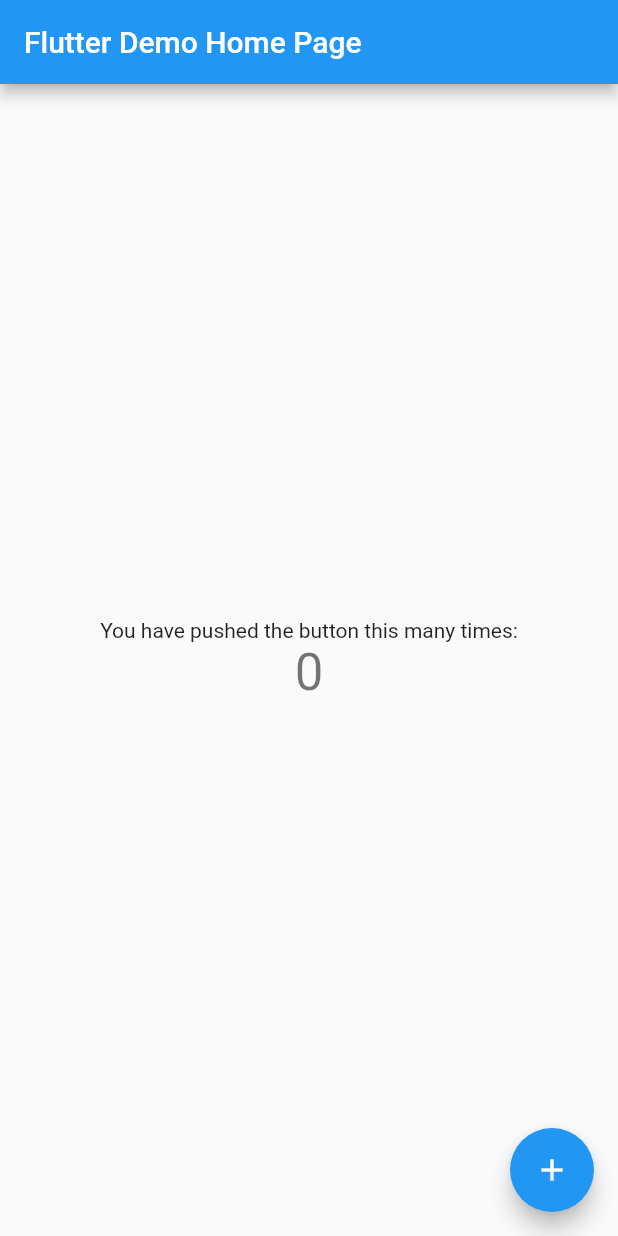
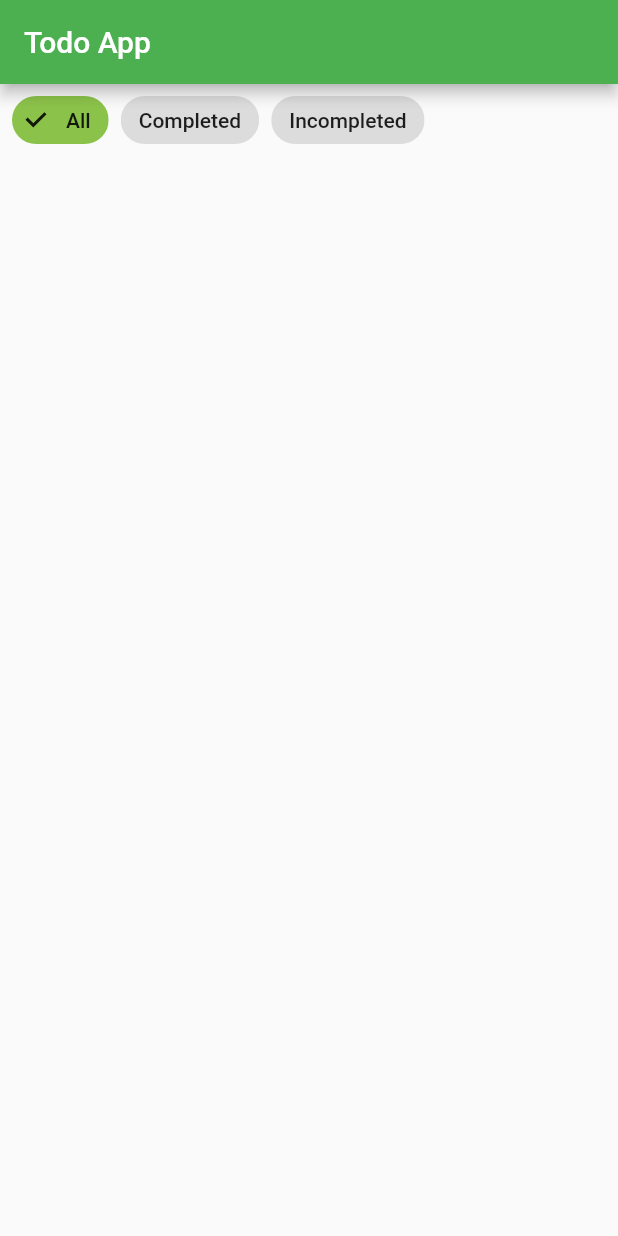
Before and after one commit to nghuyktmt/flutter_todo_app, a Flutter app: the screen it shows after launch, on a phone screen of 412 x 824 dp. Run offline on Flutter 3.47's test engine with Material 2 defaults, Android fonts, the phone set to English and light mode, and no system bars; our stand-ins replace flutter_riverpod, freezed_annotation, sqflite; accounts and stored records are empty.

Commit message:
Fix Todo model

```diff
--- a/lib/domain/model/todo.dart
+++ b/lib/domain/model/todo.dart
@@ -13,7 +13,9 @@ class Todo with _$Todo {
     required DateTime dueDate,
   }) = _Todo;
 
+  const Todo._();
+
   Todo complete() => copyWith(isCompleted: true);
 
-  Todo inComplete() => copyWith(isCompleted: false);
+  Todo incomplete() => copyWith(isCompleted: false);
 }
--- a/lib/main.dart
+++ b/lib/main.dart
@@ -1,115 +1,21 @@
 import 'package:flutter/material.dart';
+import 'package:flutter_riverpod/flutter_riverpod.dart';
+import 'package:flutter_todo_app/presentation/view/todo_list_page.dart';
 
 void main() {
-  runApp(const MyApp());
+  runApp(ProviderScope(child: MainApp()));
 }
 
-class MyApp extends StatelessWidget {
-  const MyApp({super.key});
+class MainApp extends StatelessWidget {
+  const MainApp({super.key});
 
-  // This widget is the root of your application.
   @override
   Widget build(BuildContext context) {
     return MaterialApp(
-      title: 'Flutter Demo',
       theme: ThemeData(
-        // This is the theme of your application.
-        //
-        // Try running your application with "flutter run". You'll see the
-        // application has a blue toolbar. Then, without quitting the app, try
-        // changing the primarySwatch below to Colors.green and then invoke
-        // "hot reload" (press "r" in the console where you ran "flutter run",
-        // or simply save your changes to "hot reload" in a Flutter IDE).
-        // Notice that the counter didn't reset back to zero; the application
-        // is not restarted.
-        primarySwatch: Colors.blue,
-      ),
-      home: const MyHomePage(title: 'Flutter Demo Home Page'),
+          primarySwatch: Colors.green,
+          visualDensity: VisualDensity.adaptivePlatformDensity),
+      home: TodoListPage(),
     );
   }
 }
-
-class MyHomePage extends StatefulWidget {
-  const MyHomePage({super.key, required this.title});
-
-  // This widget is the home page of your application. It is stateful, meaning
-  // that it has a State object (defined below) that contains fields that affect
-  // how it looks.
-
-  // This class is the configuration for the state. It holds the values (in this
-  // case the title) provided by the parent (in this case the App widget) and
-  // used by the build method of the State. Fields in a Widget subclass are
-  // always marked "final".
-
-  final String title;
-
-  @override
-  State<MyHomePage> createState() => _MyHomePageState();
-}
-
-class _MyHomePageState extends State<MyHomePage> {
-  int _counter = 0;
-
-  void _incrementCounter() {
-    setState(() {
-      // This call to setState tells the Flutter framework that something has
-      // changed in this State, which causes it to rerun the build method below
-      // so that the display can reflect the updated values. If we changed
-      // _counter without calling setState(), then the build method would not be
-      // called again, and so nothing would appear to happen.
-      _counter++;
-    });
-  }
-
-  @override
-  Widget build(BuildContext context) {
-    // This method is rerun every time setState is called, for instance as done
-    // by the _incrementCounter method above.
-    //
-    // The Flutter framework has been optimized to make rerunning build methods
-    // fast, so that you can just rebuild anything that needs updating rather
-    // than having to individually change instances of widgets.
-    return Scaffold(
-      appBar: AppBar(
-        // Here we take the value from the MyHomePage object that was created by
-        // the App.build method, and use it to set our appbar title.
-        title: Text(widget.title),
-      ),
-      body: Center(
-        // Center is a layout widget. It takes a single child and positions it
-        // in the middle of the parent.
-        child: Column(
-          // Column is also a layout widget. It takes a list of children and
-          // arranges them vertically. By default, it sizes itself to fit its
-          // children horizontally, and tries to be as tall as its parent.
-          //
-          // Invoke "debug painting" (press "p" in the console, choose the
-          // "Toggle Debug Paint" action from the Flutter Inspector in Android
-          // Studio, or the "Toggle Debug Paint" command in Visual Studio Code)
-          // to see the wireframe for each widget.
-          //
-          // Column has various properties to control how it sizes itself and
-          // how it positions its children. Here we use mainAxisAlignment to
-          // center the children vertically; the main axis here is the vertical
-          // axis because Columns are vertical (the cross axis would be
-          // horizontal).
-          mainAxisAlignment: MainAxisAlignment.center,
-          children: <Widget>[
-            const Text(
-              'You have pushed the button this many times:',
-            ),
-            Text(
-              '$_counter',
-              style: Theme.of(context).textTheme.headline4,
-            ),
-          ],
-        ),
-      ),
-      floatingActionButton: FloatingActionButton(
-        onPressed: _incrementCounter,
-        tooltip: 'Increment',
-        child: const Icon(Icons.add),
-      ), // This trailing comma makes auto-formatting nicer for build methods.
-    );
-  }
-}
--- /dev/null
+++ b/lib/presentation/view/todo_list_page.dart
@@ -0,0 +1,71 @@
+import 'package:flutter/material.dart';
+import 'package:flutter_riverpod/flutter_riverpod.dart';
+import 'package:flutter_todo_app/presentation/viewmodel/todolist/filter_kind_viewmodel.dart';
+import 'package:flutter_todo_app/presentation/viewmodel/todolist/todo_list_viewmodel.dart';
+
+class TodoListPage extends StatelessWidget {
+  final _filteredTodoListProvider = filteredTodoListProvider;
+  final _todoListProvider = todoListViewModelStateNotifierProvider;
+
+  @override
+  Widget build(BuildContext context) {
+    return Scaffold(
+      appBar: AppBar(title: const Text('Todo App')),
+      body: Column(
+        children: [ChipsBarWidget()],
+      ),
+    );
+  }
+}
+
+class ChipsBarWidget extends StatelessWidget {
+  final _provider = filterKindViewModelStateNotifierProvider;
+
+  @override
+  Widget build(BuildContext context) {
+    return Consumer(
+      builder: (context, ref, child) {
+        final viewModel = ref.watch(_provider.notifier);
+        ref.watch(_provider);
+        return SingleChildScrollView(
+          child: Padding(
+            padding: const EdgeInsets.only(left: 8, right: 8),
+            child: Row(
+              children: [
+                InputChip(
+                  label: const Text('All'),
+                  selected: viewModel.isFilteredByAll(),
+                  onSelected: (value) => viewModel.filterByAll(),
+                  selectedColor:
+                      viewModel.isFilteredByAll() ? Colors.lightGreen : null,
+                ),
+                const SizedBox(
+                  width: 8,
+                ),
+                InputChip(
+                  label: const Text('Completed'),
+                  selected: viewModel.isFilteredByCompleted(),
+                  onSelected: (value) => viewModel.filterByCompleted(),
+                  selectedColor: viewModel.isFilteredByCompleted()
+                      ? Colors.lightGreen
+                      : null,
+                ),
+                const SizedBox(
+                  width: 8,
+                ),
+                InputChip(
+                  label: const Text('Incompleted'),
+                  selected: viewModel.isFilteredByInCompleted(),
+                  onSelected: (value) => viewModel.filterByInComplete(),
+                  selectedColor: viewModel.isFilteredByInCompleted()
+                      ? Colors.lightGreen
+                      : null,
+                ),
+              ],
+            ),
+          ),
+        );
+      },
+    );
+  }
+}
```
Also changed, not shown: lib/presentation/viewmodel/todoform/todo_form_viewmodel.dart (+96 -1 lines), lib/domain/model/todo.freezed.dart, 3 other files.
